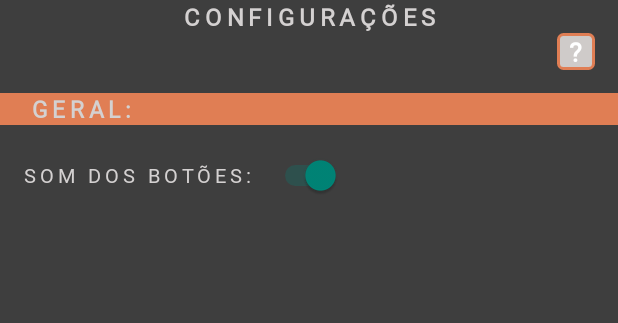
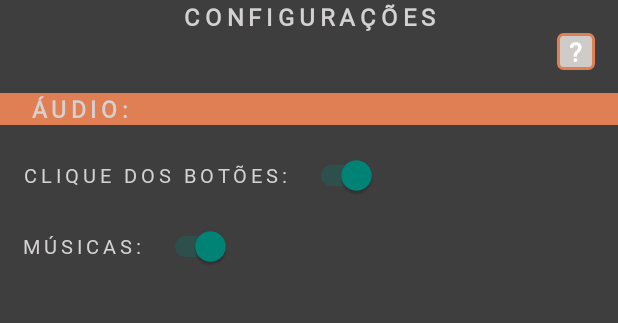
Before and after one commit to PedroKBarros/RPG_CL_Project, an Android app: the screen it shows after launch (ConfiguracaoAppActivity), after a tap on "CONFIG", on a phone screen of 412 x 824 dp, the part 132-455 px from its top. Run offline under Robolectric (Android 15) with nearby library versions, the phone set to English and light mode, and no system bars.

Commit message:
Implementada configuracao de som das musicas.

```diff
--- a/app/src/main/java/usuario/app/rpg_cl_project/ConfiguracaoAppActivity.java
+++ b/app/src/main/java/usuario/app/rpg_cl_project/ConfiguracaoAppActivity.java
@@ -29,6 +29,7 @@ public class ConfiguracaoAppActivity extends AppCompatActivity {
     private RepositorioTbConfigApp repositorioTbConfigApp;
     private ConfiguracaoApp configuracaoApp;
     private Switch switchConfigSomBotoes;
+    private Switch switchConfigSomMusicas;
     private TextView headerTitle;
     private TextView txtHelp;
     private ExecutaMensagem executaMensagem;
@@ -51,10 +52,15 @@ public class ConfiguracaoAppActivity extends AppCompatActivity {
 
     private void armazenaValoresConfigOnCreate(){
         valoresConfigOnCreate.add(switchConfigSomBotoes.isChecked());
+        valoresConfigOnCreate.add(switchConfigSomMusicas.isChecked());
+        Log.i("CAA", "VALOR ON CREATE = " + switchConfigSomMusicas.isChecked());
     }
 
     private void armazenaValoresConfigOnPause(){
         valoresConfigOnPause.add(switchConfigSomBotoes.isChecked());
+        valoresConfigOnPause.add(switchConfigSomMusicas.isChecked());
+
+        Log.i("CAA", "VALOR ON PAUSE = " + switchConfigSomMusicas.isChecked());
     }
 
     private void defineThreadBDAtualizaValorConfigs(){
@@ -63,12 +69,21 @@ public class ConfiguracaoAppActivity extends AppCompatActivity {
                 try {
                     boolean valorOnCreate, valorOnPause;
 
+                    //SOM BOTOES:
                     valorOnCreate = (boolean) valoresConfigOnCreate.get(0);
                     valorOnPause = (boolean) valoresConfigOnPause.get(0);
                     if (valorOnCreate != valorOnPause){
                         repositorioTbConfigApp.alteraValorTupla(1, valorOnPause == true ? 1 : 0);
                     }
 
+                    //SOM MUSICAS:
+                    valorOnCreate = (boolean) valoresConfigOnCreate.get(1);
+                    valorOnPause = (boolean) valoresConfigOnPause.get(1);
+                    if (valorOnCreate != valorOnPause){
+                        Log.i("CAA", "VALOR ON CREATE != VALOR ON PAUSE");
+                        repositorioTbConfigApp.alteraValorTupla(2, valorOnPause == true ? 1 : 0);
+                    }
+                    Log.i("CAA", "ACABOU DE ATUALIZAR NO BD");
                 }catch(SQLException e){
                     encerraRecursosBD();
                     //Há dois SQLException e temos q usar o android.database, pois é o q pertence ao pacote do SQLite
@@ -110,14 +125,25 @@ public class ConfiguracaoAppActivity extends AppCompatActivity {
 
                     configuracaoApp = new ConfiguracaoApp();
                     configuracaoApp.setConfiguracoesGerais(repositorioTbConfigApp.buscarTodasTuplas());
-                    ConfiguracaoGeral configuracaoGeral = configuracaoApp.getConfiguracoesGerais().get(0);
                     activityAtual.runOnUiThread(new Runnable() {
                         public void run() {
+                            //SOM BOTOES:
+                            ConfiguracaoGeral configuracaoGeral = configuracaoApp.getConfiguracoesGerais().get(0);
                             if (configuracaoGeral.getValor() == 0) {
                                 switchConfigSomBotoes.setChecked(false);
                         }else{
                                 switchConfigSomBotoes.setChecked(true);
                             }
+
+                            //SOM MUSICAS:
+                            configuracaoGeral = configuracaoApp.getConfiguracoesGerais().get(1);
+                            if (configuracaoGeral.getValor() == 0) {
+                                switchConfigSomMusicas.setChecked(false);
+                            }else{
+                                switchConfigSomMusicas.setChecked(true);
+                            }
+
+                            //Armazenando valores das configuracoes ao se inicar a activity
                             armazenaValoresConfigOnCreate();
                         }
                     });
@@ -163,6 +189,7 @@ public class ConfiguracaoAppActivity extends AppCompatActivity {
     private void inicializaAtributos(){
         activityAtual = this;
         switchConfigSomBotoes = (Switch) findViewById(R.id.swt_som_botoes);
+        switchConfigSomMusicas = (Switch) findViewById(R.id.swt_som_musica);
         headerTitle = (TextView) findViewById(R.id.txt_titulo_cabecalho);
         headerTitle.setText("CONFIGURAÇÕES");
         txtHelp = (TextView) findViewById(R.id.txt_ajuda_cabecalho);
--- a/app/src/main/java/usuario/app/rpg_cl_project/MenuAcitivity.java
+++ b/app/src/main/java/usuario/app/rpg_cl_project/MenuAcitivity.java
@@ -31,6 +31,7 @@ public class MenuAcitivity extends AppCompatActivity {
     private ExecutaAudio execMusicaFundo;
     private ExecutaMensagem execMensagem;
     private boolean temSomBotoes;
+    private boolean temSomMusicas;
     private SQLiteDatabase conexao;
     private DadosOpenHelper dadosOpenHelper;
     private RepositorioTbConfigApp repositorioTbConfigApp;
@@ -61,6 +62,10 @@ public class MenuAcitivity extends AppCompatActivity {
                         }
                     });
                     temSomBotoes = repositorioTbConfigApp.retornaValorTuplaComoBoolean(1);
+                    temSomMusicas = repositorioTbConfigApp.retornaValorTuplaComoBoolean(2);
+
+                    execMusicaFundo.executaAudioAsyncCondicional("android.resource://usuario.app.rpg_cl_project/raw/menu_music",
+                            true, temSomMusicas);
                 }catch(SQLException e){
                     //Há dois SQLException e temos q usar o android.database, pois é o q pertence ao pacote do SQLite
                     encerraRecursosBD();
@@ -134,9 +139,8 @@ public class MenuAcitivity extends AppCompatActivity {
     @Override
     protected void onResume(){
         super.onResume();
-
+        Log.i("CAA-MENU", "ON RESUME MENU");
         this.defineThreadBDConfigSomBotoes();
-        execMusicaFundo.executaAudioAsync("android.resource://usuario.app.rpg_cl_project/raw/menu_music", true);
     }
 
     @Override
--- a/app/src/main/java/usuario/app/rpg_cl_project/database/ddl/DadosOpenHelper.java
+++ b/app/src/main/java/usuario/app/rpg_cl_project/database/ddl/DadosOpenHelper.java
@@ -46,6 +46,7 @@ public class DadosOpenHelper extends SQLiteOpenHelper {
         //Inserção de dados prévios:
         //  TB_CONFIG_APP:
         db.execSQL(ScriptDML.retornaInsercaoConfigSomBotoesTuplaTbConfigApp());
+        db.execSQL(ScriptDML.retornaInsercaoConfigSomMusicasTuplaTbConfigApp());
 
     }
 
--- a/app/src/main/java/usuario/app/rpg_cl_project/database/dml/repositorios/ScriptDML.java
+++ b/app/src/main/java/usuario/app/rpg_cl_project/database/dml/repositorios/ScriptDML.java
@@ -14,6 +14,13 @@ public class ScriptDML {
         return sql.toString();
     }
 
+    public static String retornaInsercaoConfigSomMusicasTuplaTbConfigApp(){
+        StringBuilder sql = new StringBuilder();
+        sql.append("INSERT INTO TB_CONFIG_APP(chave, valor_min, valor_max, valor) VALUES('som_musicas', 0, 1, 1)");
+
+        return sql.toString();
+    }
+
     public static String retornaConsultaValorConfiguracaoEspecificaTbConfigApp(){
         StringBuilder sql = new StringBuilder();
         sql.append("SELECT valor FROM TB_CONFIG_APP ");
--- a/app/src/main/res/layout/activity_configuracao_app.xml
+++ b/app/src/main/res/layout/activity_configuracao_app.xml
@@ -17,7 +17,7 @@
             android:background="@color/cor_laranja_tematica"
             android:fontFamily="@font/red_rose"
             android:letterSpacing="0.2"
-            android:text="   GERAL:"
+            android:text="   ÁUDIO:"
             android:textAlignment="textStart"
             android:textColor="@color/segunda_cor_texto"
             android:textSize="15sp"
@@ -32,10 +32,24 @@
                 android:layout_marginLeft="15dp"
                 android:fontFamily="@font/red_rose"
                 android:letterSpacing="0.2"
-                android:text="SOM DOS BOTÕES:  "
+                android:text="CLIQUE DOS BOTÕES:  "
                 android:textAlignment="textEnd"
                 android:textColor="@color/segunda_cor_texto"
                 android:textSize="13sp" />
 
+        <Switch
+            android:id="@+id/swt_som_musica"
+            android:layout_width="wrap_content"
+            android:layout_height="wrap_content"
+            android:checked="true"
+            android:layout_marginTop="20dp"
+            android:layout_marginLeft="15dp"
+            android:fontFamily="@font/red_rose"
+            android:letterSpacing="0.2"
+            android:text="MÚSICAS:  "
+            android:textAlignment="textEnd"
+            android:textColor="@color/segunda_cor_texto"
+            android:textSize="13sp" />
+
 </LinearLayout>
 </ScrollView>
```
